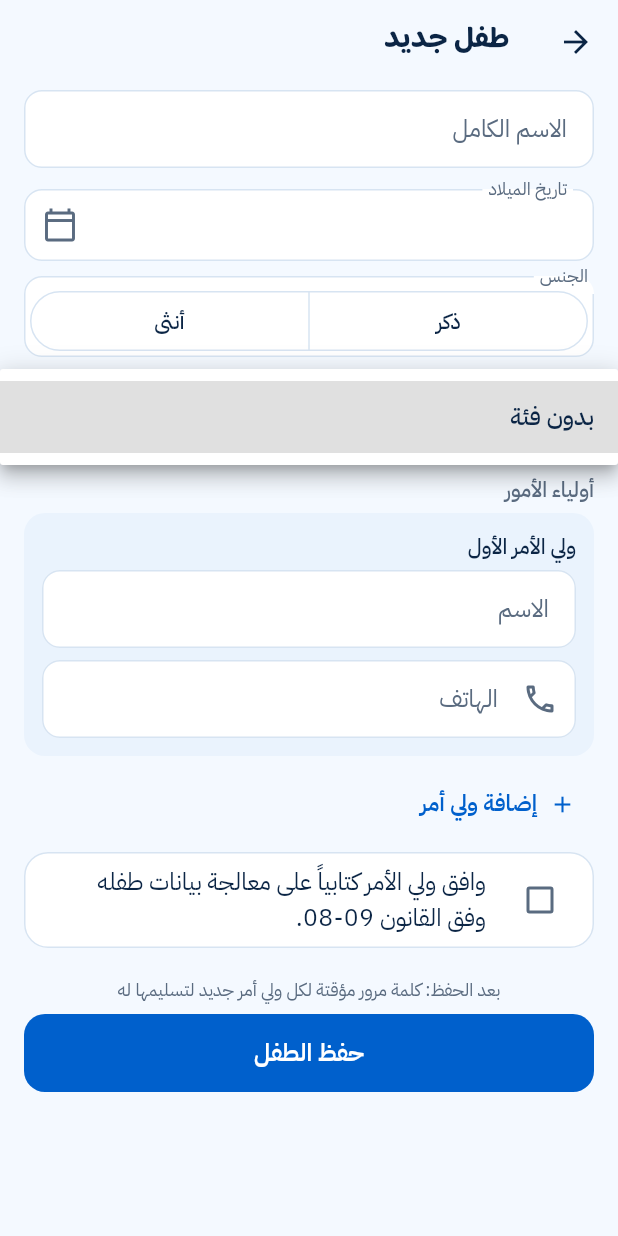
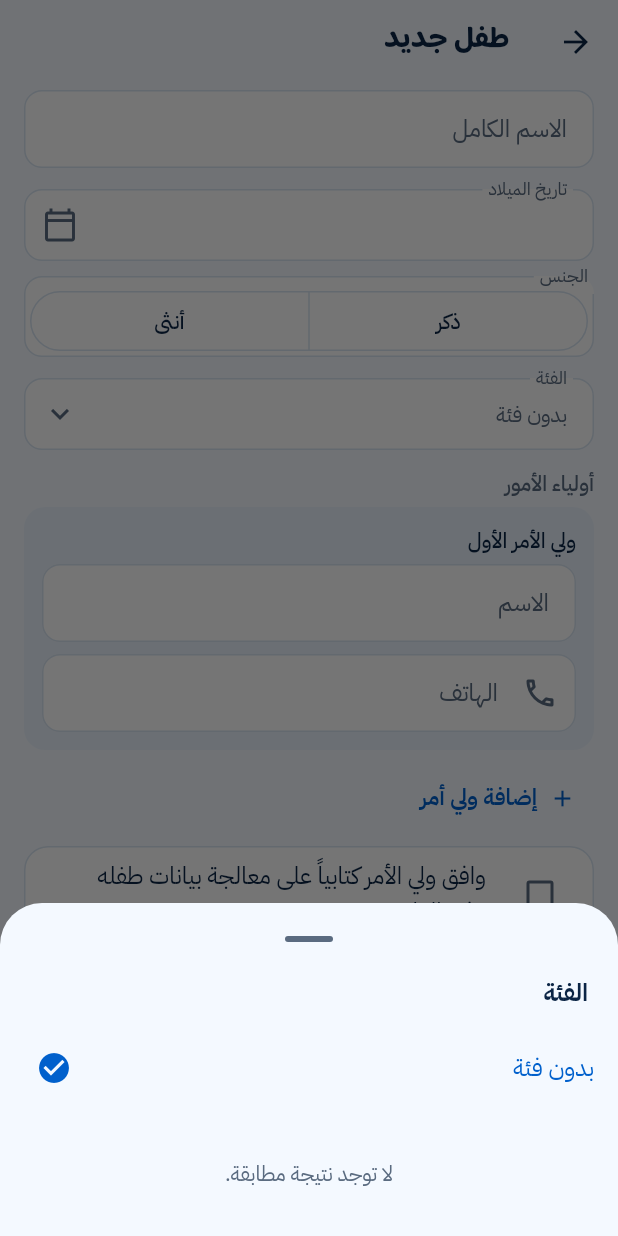
Before and after one commit to AnasChaairi/RAEED-OS, a Flutter app: the ChildFormScreen screen opened directly, after a tap on "بدون فئة", on a phone screen of 412 x 824 dp. Run offline on Flutter 3.47's test engine with Material 3 defaults, Android fonts, the phone set to English and light mode, and no system bars; our stand-ins replace firebase_core, firebase_messaging, image_picker, shared_preferences, supabase_flutter; missing offline and left inert: android_intent_plus; accounts and stored records are empty.

Commit message:
Make long selections scrollable with search
Category, instructor and supervisor choices stay as buttons when there are
up to 8; longer lists open a scrollable sheet with a search box that folds
Arabic spellings (أ/ا, ة/ه, ى/ي, tashkeel). The group dropdowns in the child
and session forms open the same searchable sheet.

Co-Authored-By: Claude Opus 5.5 <noreply@anthropic.com>
Claude-Session: https://claude.ai/code/session_016uhFndcfXmYbT9nUdTbC7Y

```diff
--- a/app/lib/setup/children_screen.dart
+++ b/app/lib/setup/children_screen.dart
@@ -4,6 +4,7 @@ import '../auth/phone.dart';
 import '../profile/child_profile_screen.dart';
 import '../theme/raeed_theme.dart';
 import '../widgets/form_error.dart';
+import '../widgets/select_field.dart';
 import 'models.dart';
 import 'setup_repository.dart';
 import 'staff_screen.dart' show PhoneField;
@@ -304,18 +305,16 @@ class _ChildFormScreenState extends State<ChildFormScreen> {
                 onChanged: (g) => setState(() => _gender = g),
               ),
               const SizedBox(height: 14),
-              DropdownButtonFormField<String?>(
+              SelectField<String>(
                 key: const Key('child-group'),
-                initialValue: _groupId,
-                decoration: const InputDecoration(labelText: 'الفئة'),
-                items: [
-                  const DropdownMenuItem(value: null, child: Text('بدون فئة')),
+                label: 'الفئة',
+                noneLabel: 'بدون فئة',
+                searchHint: 'ابحث باسم الفئة',
+                options: [
                   for (final g in data.groups.where((g) => !g.archived || g.id == _groupId))
-                    DropdownMenuItem(
-                      value: g.id,
-                      child: Row(children: [GroupLogo.of(g, size: 24), const SizedBox(width: 8), Text(g.name)]),
-                    ),
+                    SelectOption(g.id, g.name, leading: GroupLogo.of(g, size: 24)),
                 ],
+                value: _groupId,
                 onChanged: (v) => setState(() => _groupId = v),
               ),
               const SectionLabel('أولياء الأمور'),
--- /dev/null
+++ b/app/lib/widgets/select_field.dart
@@ -0,0 +1,402 @@
+import 'package:flutter/material.dart';
+
+import '../theme/raeed_theme.dart';
+
+/// One choice in a [SelectField] or [MultiSelectField].
+class SelectOption<T> {
+  const SelectOption(this.value, this.label, {this.subtitle, this.leading, this.key});
+
+  final T value;
+  final String label;
+  final String? subtitle;
+  final Widget? leading;
+
+  /// Kept on the choice's button when the list is short enough to show inline.
+  final Key? key;
+}
+
+/// Lists up to this many choices inline as buttons. Longer lists open a sheet with search.
+const inlineChoiceLimit = 8;
+
+/// The sheet shows its search box from this many choices.
+const _searchFrom = 7;
+
+/// Folds the spellings people mix up when typing Arabic, so «احمد» finds «أحمد».
+String foldArabic(String s) => s
+    .toLowerCase()
+    .replaceAll(RegExp('[ً-ْٰـ]'), '')
+    .replaceAll(RegExp('[أإآٱ]'), 'ا')
+    .replaceAll('ة', 'ه')
+    .replaceAll('ى', 'ي')
+    .replaceAll('ؤ', 'و')
+    .replaceAll('ئ', 'ي')
+    .trim();
+
+bool _matches<T>(SelectOption<T> o, String query) {
+  final q = foldArabic(query);
+  if (q.isEmpty) return true;
+  return foldArabic(o.label).contains(q) || (o.subtitle != null && foldArabic(o.subtitle!).contains(q));
+}
+
+/// Picks one value. Shows as a form field; a tap opens a scrollable sheet with search.
+/// With [noneLabel], the sheet also offers no value at all.
+class SelectField<T> extends StatelessWidget {
+  const SelectField({
+    super.key,
+    required this.label,
+    required this.options,
+    required this.value,
+    required this.onChanged,
+    this.fieldKey,
+    this.noneLabel,
+    this.validator,
+    this.searchHint,
+  });
+
+  final String label;
+  final List<SelectOption<T>> options;
+  final T? value;
+  final ValueChanged<T?> onChanged;
+  final Key? fieldKey;
+  final String? noneLabel;
+  final String? Function(T?)? validator;
+  final String? searchHint;
+
+  @override
+  Widget build(BuildContext context) {
+    final current = options.where((o) => o.value == value).firstOrNull;
+    return FormField<T>(
+      key: fieldKey,
+      initialValue: value,
+      validator: validator == null ? null : (_) => validator!(value),
+      builder: (state) => InkWell(
+        onTap: () async {
+          final picked = await showModalBottomSheet<(T?,)>(
+            context: context,
+            isScrollControlled: true,
+            showDragHandle: true,
+            builder: (_) => _SingleSheet<T>(
+              title: label,
+              options: options,
+              value: value,
+              noneLabel: noneLabel,
+              searchHint: searchHint,
+            ),
+          );
+          if (picked == null) return;
+          onChanged(picked.$1);
+          state.didChange(picked.$1);
+        },
+        child: InputDecorator(
+          decoration: InputDecoration(
+            labelText: label,
+            errorText: state.errorText,
+            suffixIcon: const Icon(Icons.expand_more),
+          ),
+          child: Row(
+            children: [
+              if (current?.leading != null) ...[current!.leading!, const SizedBox(width: 8)],
+              Expanded(
+                child: Text(
+                  current?.label ?? noneLabel ?? '',
+                  overflow: TextOverflow.ellipsis,
+                  style: current == null ? const TextStyle(color: RaeedColors.grey) : null,
+                ),
+              ),
+            ],
+          ),
+        ),
+      ),
+    );
+  }
+}
+
+/// Picks any number of values. A short list stays as buttons; a long one shows the
+/// chosen values and opens a scrollable sheet with search.
+class MultiSelectField<T> extends StatelessWidget {
+  const MultiSelectField({
+    super.key,
+    required this.title,
+    required this.options,
+    required this.selected,
+    required this.onChanged,
+    this.searchHint,
+  });
+
+  /// Heads the sheet, such as «المؤطرون».
+  final String title;
+  final List<SelectOption<T>> options;
+  final Set<T> selected;
+  final void Function(T value, bool on) onChanged;
+  final String? searchHint;
+
+  @override
+  Widget build(BuildContext context) {
+    if (options.length <= inlineChoiceLimit) {
+      return Wrap(
+        spacing: 6,
+        runSpacing: 6,
+        children: [
+          for (final o in options)
+            FilterChip(
+              key: o.key,
+              avatar: o.leading,
+              label: Text(o.label),
+              selected: selected.contains(o.value),
+              onSelected: (on) => onChanged(o.value, on),
+            ),
+        ],
+      );
+    }
+    final chosen = [
+      for (final o in options)
+        if (selected.contains(o.value)) o,
+    ];
+    return InkWell(
+      onTap: () => showModalBottomSheet<void>(
+        context: context,
+        isScrollControlled: true,
+        showDragHandle: true,
+        builder: (_) => _MultiSheet<T>(
+          title: title,
+          options: options,
+          selected: selected,
+          onChanged: onChanged,
+          searchHint: searchHint,
+        ),
+      ),
+      child: InputDecorator(
+        decoration: InputDecoration(
+          hintText: 'اختر من القائمة',
+          suffixIcon: const Icon(Icons.expand_more),
+          helperText: chosen.isEmpty ? null : 'تم اختيار ${chosen.length} من ${options.length}',
+        ),
+        isEmpty: chosen.isEmpty,
+        child: chosen.isEmpty
+            ? null
+            : Wrap(
+                spacing: 6,
+                runSpacing: 6,
+                children: [
+                  for (final o in chosen)
+                    InputChip(
+                      avatar: o.leading,
+                      label: Text(o.label),
+                      visualDensity: VisualDensity.compact,
+                      onDeleted: () => onChanged(o.value, false),
+                    ),
+                ],
+              ),
+      ),
+    );
+  }
+}
+
+class _SearchBox extends StatelessWidget {
+  const _SearchBox({required this.hint, required this.onChanged});
+
+  final String? hint;
+  final ValueChanged<String> onChanged;
+
+  @override
+  Widget build(BuildContext context) => Padding(
+    padding: const EdgeInsets.fromLTRB(16, 0, 16, 8),
+    child: TextField(
+      key: const Key('select-search'),
+      decoration: InputDecoration(prefixIcon: const Icon(Icons.search), hintText: hint ?? 'ابحث بالاسم'),
+      onChanged: onChanged,
+    ),
+  );
+}
+
+class _SheetFrame extends StatelessWidget {
+  const _SheetFrame({required this.title, this.trailing, required this.children, this.footer, required this.tall});
+
+  final String title;
+  final String? trailing;
+  final List<Widget> children;
+  final Widget? footer;
+  final bool tall;
+
+  @override
+  Widget build(BuildContext context) {
+    final list = ListView(shrinkWrap: !tall, children: children);
+    return Padding(
+      padding: EdgeInsets.only(bottom: MediaQuery.viewInsetsOf(context).bottom),
+      child: SafeArea(
+        child: ConstrainedBox(
+          constraints: BoxConstraints(maxHeight: MediaQuery.sizeOf(context).height * 0.8),
+          child: Column(
+            mainAxisSize: tall ? MainAxisSize.max : MainAxisSize.min,
+            children: [
+              Padding(
+                padding: const EdgeInsets.fromLTRB(20, 0, 20, 10),
+                child: Row(
+                  children: [
+                    Expanded(
+                      child: Text(
+                        title,
+                        style: Theme.of(context).textTheme.titleMedium?.copyWith(fontWeight: FontWeight.w700),
+                      ),
+                    ),
+                    if (trailing != null)
+                      Text(
+                        trailing!,
+                        key: const Key('select-count'),
+                        style: const TextStyle(color: RaeedColors.grey),
+                      ),
+                  ],
+                ),
+              ),
+              if (tall) Expanded(child: list) else Flexible(child: list),
+              ?footer,
+            ],
+          ),
+        ),
+      ),
+    );
+  }
+}
+
+const _noMatch = Padding(
+  padding: EdgeInsets.symmetric(vertical: 32),
+  child: Text(
+    'لا توجد نتيجة مطابقة.',
+    textAlign: TextAlign.center,
+    style: TextStyle(color: RaeedColors.grey),
+  ),
+);
+
+class _SingleSheet<T> extends StatefulWidget {
+  const _SingleSheet({
+    required this.title,
+    required this.options,
+    required this.value,
+    required this.noneLabel,
+    required this.searchHint,
+  });
+
+  final String title;
+  final List<SelectOption<T>> options;
+  final T? value;
+  final String? noneLabel;
+  final String? searchHint;
+
+  @override
+  State<_SingleSheet<T>> createState() => _SingleSheetState<T>();
+}
+
+class _SingleSheetState<T> extends State<_SingleSheet<T>> {
+  String _query = '';
+
+  @override
+  Widget build(BuildContext context) {
+    final search = widget.options.length >= _searchFrom;
+    final shown = [
+      for (final o in widget.options)
+        if (_matches(o, _query)) o,
+    ];
+    Widget tile({
+      required Key key,
+      Widget? leading,
+      required String label,
+      String? subtitle,
+      required bool on,
+      required T? value,
+    }) => ListTile(
+      key: key,
+      leading: leading,
+      title: Text(label),
+      subtitle: subtitle == null ? null : Text(subtitle),
+      trailing: on ? const Icon(Icons.check_circle, color: RaeedColors.blue) : null,
+      selected: on,
+      onTap: () => Navigator.pop(context, (value,)),
+    );
+    return _SheetFrame(
+      title: widget.title,
+      tall: search,
+      children: [
+        if (search) _SearchBox(hint: widget.searchHint, onChanged: (v) => setState(() => _query = v)),
+        if (widget.noneLabel != null && _query.trim().isEmpty)
+          tile(key: const Key('select-none'), label: widget.noneLabel!, on: widget.value == null, value: null),
+        for (final o in shown)
+          tile(
+            key: Key('select-${o.value}'),
+            leading: o.leading,
+            label: o.label,
+            subtitle: o.subtitle,
+            on: o.value == widget.value,
+            value: o.value,
+          ),
+        if (shown.isEmpty) _noMatch,
+      ],
+    );
+  }
+}
+
+class _MultiSheet<T> extends StatefulWidget {
+  const _MultiSheet({
+    required this.title,
+    required this.options,
+    required this.selected,
+    required this.onChanged,
+    required this.searchHint,
+  });
+
+  final String title;
+  final List<SelectOption<T>> options;
+  final Set<T> selected;
+  final void Function(T value, bool on) onChanged;
+  final String? searchHint;
+
+  @override
+  State<_MultiSheet<T>> createState() => _MultiSheetState<T>();
+}
+
+class _MultiSheetState<T> extends State<_MultiSheet<T>> {
+  String _query = '';
+  late final Set<T> _on = {...widget.selected};
+
+  void _toggle(T value, bool on) {
+    setState(() => on ? _on.add(value) : _on.remove(value));
+    widget.onChanged(value, on);
+  }
+
+  @override
+  Widget build(BuildContext context) {
+    final shown = [
+      for (final o in widget.options)
+        if (_matches(o, _query)) o,
+    ];
+    return _SheetFrame(
+      title: widget.title,
+      trailing: '${_on.length} / ${widget.options.length}',
+      tall: true,
+      footer: Padding(
+        padding: const EdgeInsets.fromLTRB(16, 8, 16, 12),
+        child: SizedBox(
+          width: double.infinity,
+          child: FilledButton(
+            key: const Key('select-done'),
+            onPressed: () => Navigator.pop(context),
+            child: const Text('تم'),
+          ),
+        ),
+      ),
+      children: [
+        _SearchBox(hint: widget.searchHint, onChanged: (v) => setState(() => _query = v)),
+        for (final o in shown)
+          CheckboxListTile(
+            key: Key('select-${o.value}'),
+            value: _on.contains(o.value),
+            onChanged: (v) => _toggle(o.value, v ?? false),
+            controlAffinity: ListTileControlAffinity.leading,
+            secondary: o.leading,
+            title: Text(o.label),
+            subtitle: o.subtitle == null ? null : Text(o.subtitle!),
+          ),
+        if (shown.isEmpty) _noMatch,
+      ],
+    );
+  }
+}
```
Also changed, not shown: app/lib/instructor/session_form_screen.dart (+16 -18 lines), app/lib/setup/groups_screen.dart (+13 -22 lines), app/lib/setup/staff_screen.dart (+15 -23 lines), 1 other file.
